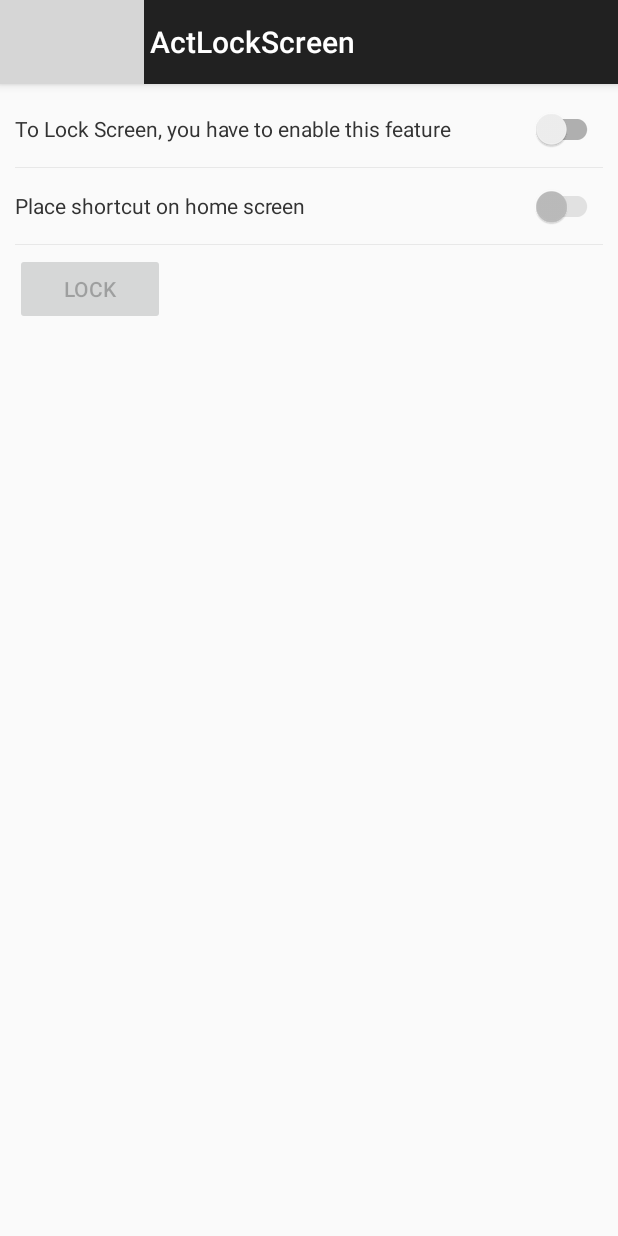
After one commit to TNPro85/ANDROID, an Android app: the ActLockScreen screen opened directly, with no data from a screen before it, on a phone screen of 412 x 824 dp. The commit adds this screen. Run offline under Robolectric (Android 15) with nearby library versions, the phone set to English and light mode, and no system bars; grey boxes are pictures that could not be loaded.

Commit message:
- Add lockscreen demo

```diff
--- a/DEMO/TNSoftDemo/app/src/main/java/com/zing/demo/ActAES128.java
+++ b/DEMO/TNSoftDemo/app/src/main/java/com/zing/demo/ActAES128.java
@@ -26,7 +26,6 @@ public class ActAES128 extends ActBase {
     TextView tvEncrypt, tvResult;
     EditText etInput;
 
-//    String strKey = "N2UWNwIDKg17TwsMDQ8HAQ==";
     String strKey = "7f39a980096521740ca0a5f0a07bfed9";
     String encryptedString, decryptedString;
     byte[] encrypted;
--- a/DEMO/TNSoftDemo/app/src/main/java/com/zing/demo/ActBase.java
+++ b/DEMO/TNSoftDemo/app/src/main/java/com/zing/demo/ActBase.java
@@ -18,6 +18,7 @@ public class ActBase extends ActionBarActivity {
             actionBar.setDisplayShowCustomEnabled(true);
             actionBar.setHomeAsUpIndicator(R.drawable.abc_ic_ab_back_mtrl_am_alpha);
             actionBar.setDisplayHomeAsUpEnabled(true);
+            actionBar.setTitle(this.getClass().getSimpleName());
         }
     }
 
--- /dev/null
+++ b/DEMO/TNSoftDemo/app/src/main/java/com/zing/demo/ActLockScreen.java
@@ -0,0 +1,138 @@
+package com.zing.demo;
+
+import android.app.admin.DeviceAdminReceiver;
+import android.app.admin.DevicePolicyManager;
+import android.content.ComponentName;
+import android.content.Context;
+import android.content.Intent;
+import android.os.Bundle;
+import android.support.v7.widget.SwitchCompat;
+import android.view.View;
+import android.widget.Button;
+import android.widget.CompoundButton;
+
+public class ActLockScreen extends ActBase {
+
+    static final int RESULT_ENABLE = 1;
+
+    DevicePolicyManager deviceManger;
+    ComponentName compName;
+
+    Button btnLock;
+    SwitchCompat sLockEnable, sShortcut;
+
+    @Override
+    protected void onCreate(Bundle savedInstanceState) {
+        super.onCreate(savedInstanceState);
+        setContentView(R.layout.act_lockscreen);
+
+        deviceManger = (DevicePolicyManager)getSystemService(Context.DEVICE_POLICY_SERVICE);
+        compName = new ComponentName(this, MyAdmin.class);
+
+        sLockEnable = (SwitchCompat) findViewById(R.id.sLockEnable);
+        sLockEnable.setOnCheckedChangeListener(new CompoundButton.OnCheckedChangeListener() {
+            @Override
+            public void onCheckedChanged(CompoundButton buttonView, boolean isChecked) {
+                if(isChecked) {
+                    Intent intent = new Intent(DevicePolicyManager.ACTION_ADD_DEVICE_ADMIN);
+                    intent.putExtra(DevicePolicyManager.EXTRA_DEVICE_ADMIN, compName);
+                    intent.putExtra(DevicePolicyManager.EXTRA_ADD_EXPLANATION,
+                            "Additional text explaining why this needs to be added.");
+                    startActivityForResult(intent, RESULT_ENABLE);
+                }
+                else {
+                    deviceManger.removeActiveAdmin(compName);
+                    updateStatus();
+                }
+            }
+        });
+
+        sShortcut = (SwitchCompat) findViewById(R.id.sShortcut);
+        sShortcut.setOnCheckedChangeListener(new CompoundButton.OnCheckedChangeListener() {
+            @Override
+            public void onCheckedChanged(CompoundButton buttonView, boolean isChecked) {
+                if(isChecked) {
+                    //Adding shortcut for MainActivity
+                    //on Home screen
+                    Intent shortcutIntent = new Intent(getApplicationContext(), ActMain.class);
+                    shortcutIntent.putExtra("forceClose", true);
+                    shortcutIntent.setAction(Intent.ACTION_MAIN);
+
+                    Intent addIntent = new Intent();
+                    addIntent.putExtra(Intent.EXTRA_SHORTCUT_INTENT, shortcutIntent);
+                    addIntent.putExtra(Intent.EXTRA_SHORTCUT_NAME, "LockScreen");
+                    addIntent.putExtra(Intent.EXTRA_SHORTCUT_ICON_RESOURCE,
+                            Intent.ShortcutIconResource.fromContext(getApplicationContext(),
+                                    R.mipmap.ic_launcher));
+
+                    addIntent.setAction("com.android.launcher.action.INSTALL_SHORTCUT");
+                    getApplicationContext().sendBroadcast(addIntent);
+                }
+                else {
+                    removeShortcut();
+                }
+            }
+        });
+
+        btnLock = (Button) findViewById(R.id.btnLock);
+        btnLock.setOnClickListener(new View.OnClickListener() {
+            @Override
+            public void onClick(View v) {
+                if (deviceManger.isAdminActive(compName)) {
+                    deviceManger.lockNow();
+                }
+            }
+        });
+    }
+
+    private void removeShortcut() {
+        final Intent shortcutIntent = new Intent(Intent.ACTION_MAIN);
+        shortcutIntent.setComponent(new ComponentName(ActLockScreen.this.getPackageName(), "LockScreen"));
+
+        final Intent intent = new Intent();
+        intent.putExtra(Intent.EXTRA_SHORTCUT_INTENT, shortcutIntent);
+        intent.putExtra(Intent.EXTRA_SHORTCUT_NAME, getString(R.string.app_name));
+        intent.setComponent(new ComponentName(ActLockScreen.this.getPackageName(), "LockScreen"));
+        intent.setAction("com.android.launcher.action.UNINSTALL_SHORTCUT");
+
+        sendBroadcast(intent, null);
+    }
+
+    @Override
+    protected void onResume() {
+        super.onResume();
+        updateStatus();
+    }
+
+    void updateStatus() {
+        boolean isEnable = deviceManger.isAdminActive(compName);
+        boolean isSetShortcut = false;
+        sLockEnable.setChecked(isEnable);
+        sShortcut.setEnabled(isEnable);
+//        sShortcut.setChecked(isSetShortcut);
+        btnLock.setEnabled(isEnable);
+    }
+
+    protected void onActivityResult(int requestCode, int resultCode, Intent data) {
+        switch (requestCode) {
+            case RESULT_ENABLE:
+                updateStatus();
+                return;
+        }
+        super.onActivityResult(requestCode, resultCode, data);
+    }
+
+    public static class MyAdmin extends DeviceAdminReceiver {
+
+        @Override
+        public void onEnabled(Context context, Intent intent) {}
+
+        @Override
+        public CharSequence onDisableRequested(Context context, Intent intent) {
+            return "Disabling this will prevent you using the following functions:\n- Lock Screen\n-Lock Screen shortcut";
+        }
+
+        @Override
+        public void onDisabled(Context context, Intent intent) {}
+    }
+}
--- /dev/null
+++ b/DEMO/TNSoftDemo/app/src/main/res/layout/act_lock.xml
@@ -0,0 +1,5 @@
+<LinearLayout xmlns:android="http://schemas.android.com/apk/res/android"
+    android:layout_width="match_parent"
+    android:layout_height="match_parent"
+    android:background="@android:color/transparent"
+    android:padding="10dp" />
--- /dev/null
+++ b/DEMO/TNSoftDemo/app/src/main/res/layout/act_lockscreen.xml
@@ -0,0 +1,44 @@
+<LinearLayout xmlns:android="http://schemas.android.com/apk/res/android"
+    xmlns:app="http://schemas.android.com/apk/res-auto"
+    android:layout_width="match_parent"
+    android:layout_height="match_parent"
+    android:orientation="vertical"
+    android:padding="10dp">
+
+    <android.support.v7.widget.SwitchCompat
+        android:id="@+id/sLockEnable"
+        android:layout_width="match_parent"
+        android:layout_height="40dp"
+        android:text="To Lock Screen, you have to enable this feature"
+        android:textColor="#333333"
+        app:switchPadding="10dp" />
+
+    <View
+        android:layout_width="match_parent"
+        android:layout_height="0.5dp"
+        android:layout_marginBottom="5dp"
+        android:layout_marginTop="5dp"
+        android:background="#E8E8E8" />
+
+    <android.support.v7.widget.SwitchCompat
+        android:id="@+id/sShortcut"
+        android:layout_width="match_parent"
+        android:layout_height="40dp"
+        android:text="Place shortcut on home screen"
+        android:textColor="#333333"
+        app:switchPadding="10dp" />
+
+    <View
+        android:layout_width="match_parent"
+        android:layout_height="0.5dp"
+        android:layout_marginBottom="5dp"
+        android:layout_marginTop="5dp"
+        android:background="#E8E8E8" />
+
+    <Button
+        android:id="@+id/btnLock"
+        android:layout_width="100dp"
+        android:layout_height="48dp"
+        android:text="Lock" />
+
+</LinearLayout>
--- a/DEMO/TNSoftDemo/app/src/main/res/values/strings.xml
+++ b/DEMO/TNSoftDemo/app/src/main/res/values/strings.xml
@@ -4,4 +4,5 @@
     <string name="hello_world">Hello world!</string>
     <string name="action_settings">Settings</string>
     <string name="action_search">Search</string>
+    <string name="str_device_admin">Lock screen admin example</string>
 </resources>
```
Also changed, not shown: DEMO/TNSoftDemo/app/src/main/AndroidManifest.xml (+18 -0 lines), DEMO/TNSoftDemo/app/src/main/java/com/zing/demo/ActMain.java (+37 -2 lines), DEMO/TNSoftDemo/app/src/main/res/xml/device_admin_sample.xml (added, +12 -0 lines), 1 other file.
